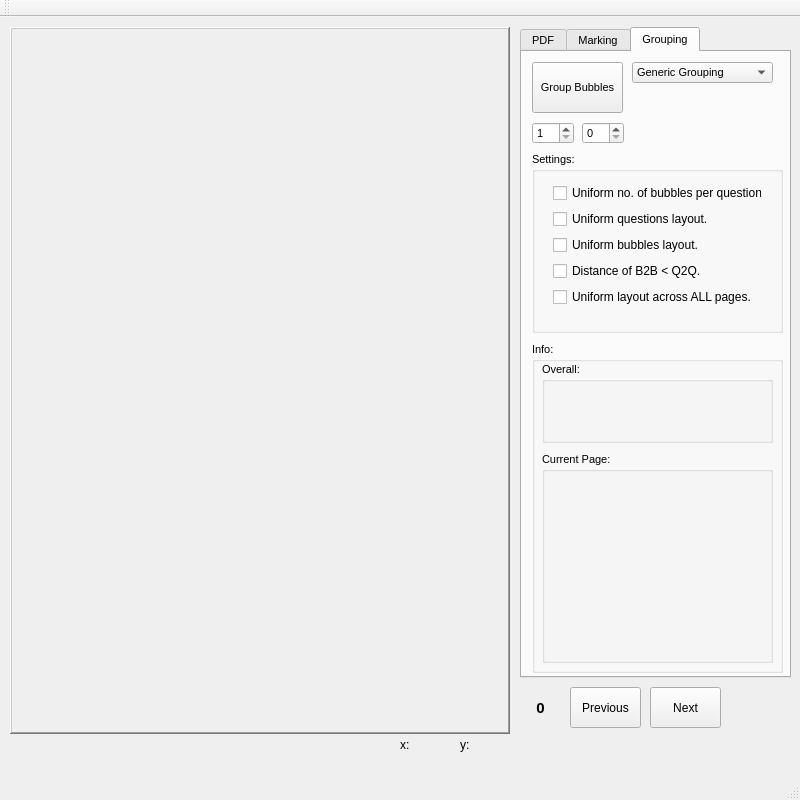
Old version of the form mainwindow.ui in the repository LemuelKL/Bubble-Sheet-OMR-OpenCV-Qt.
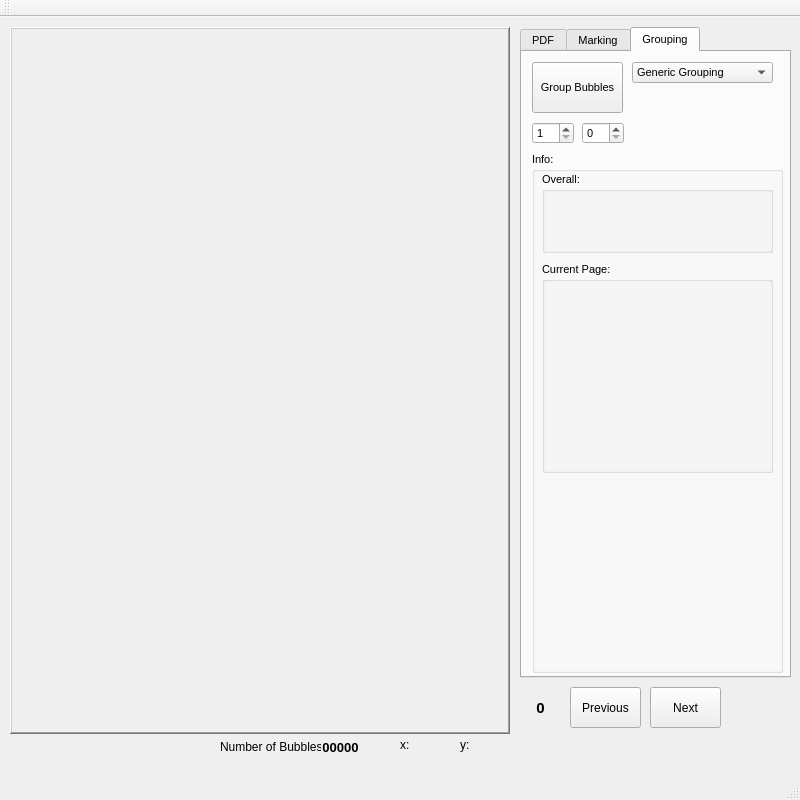
New version of the form. The open tabs and pages were chosen to show the change. Custom widgets are drawn as their Qt base class.

Commit message: Added display for number of bubbles.

The edit to the form file:
```diff
--- a/mainwindow.ui
+++ b/mainwindow.ui
@@ -335,91 +335,6 @@
        <enum>Qt::Horizontal</enum>
       </property>
      </widget>
-     <widget class="QGroupBox" name="groupBox_GroupingBubblesSettings">
-      <property name="geometry">
-       <rect>
-        <x>10</x>
-        <y>100</y>
-        <width>251</width>
-        <height>181</height>
-       </rect>
-      </property>
-      <property name="title">
-       <string>Settings:</string>
-      </property>
-      <widget class="QWidget" name="verticalLayoutWidget">
-       <property name="geometry">
-        <rect>
-         <x>10</x>
-         <y>20</y>
-         <width>231</width>
-         <height>151</height>
-        </rect>
-       </property>
-       <layout class="QVBoxLayout" name="verticalLayout_GroupingBubbles">
-        <item>
-         <widget class="QCheckBox" name="checkBox_GB_1">
-          <property name="font">
-           <font>
-            <pointsize>9</pointsize>
-           </font>
-          </property>
-          <property name="text">
-           <string>Uniform no. of bubbles per question.</string>
-          </property>
-         </widget>
-        </item>
-        <item>
-         <widget class="QCheckBox" name="checkBox_GB_2">
-          <property name="font">
-           <font>
-            <pointsize>9</pointsize>
-           </font>
-          </property>
-          <property name="text">
-           <string>Uniform questions layout.</string>
-          </property>
-         </widget>
-        </item>
-        <item>
-         <widget class="QCheckBox" name="checkBox_GB_3">
-          <property name="font">
-           <font>
-            <pointsize>9</pointsize>
-           </font>
-          </property>
-          <property name="text">
-           <string>Uniform bubbles layout.</string>
-          </property>
-         </widget>
-        </item>
-        <item>
-         <widget class="QCheckBox" name="checkBox_GB_4">
-          <property name="font">
-           <font>
-            <pointsize>9</pointsize>
-           </font>
-          </property>
-          <property name="text">
-           <string>Distance of B2B &lt; Q2Q.</string>
-          </property>
-         </widget>
-        </item>
-        <item>
-         <widget class="QCheckBox" name="checkBox_GB_5">
-          <property name="font">
-           <font>
-            <pointsize>9</pointsize>
-           </font>
-          </property>
-          <property name="text">
-           <string>Uniform layout across ALL pages.</string>
-          </property>
-         </widget>
-        </item>
-       </layout>
-      </widget>
-     </widget>
      <widget class="QPushButton" name="pushButton_GroupBubbles">
       <property name="geometry">
        <rect>
@@ -480,9 +395,9 @@
       <property name="geometry">
        <rect>
         <x>10</x>
-        <y>290</y>
+        <y>100</y>
         <width>251</width>
-        <height>331</height>
+        <height>521</height>
        </rect>
       </property>
       <property name="title">
@@ -517,6 +432,42 @@
      </widget>
     </widget>
    </widget>
+   <widget class="QLabel" name="label_Holder_Overall_nBubbles">
+    <property name="geometry">
+     <rect>
+      <x>320</x>
+      <y>720</y>
+      <width>41</width>
+      <height>20</height>
+     </rect>
+    </property>
+    <property name="font">
+     <font>
+      <pointsize>10</pointsize>
+      <weight>75</weight>
+      <bold>true</bold>
+     </font>
+    </property>
+    <property name="text">
+     <string>00000</string>
+    </property>
+    <property name="alignment">
+     <set>Qt::AlignCenter</set>
+    </property>
+   </widget>
+   <widget class="QLabel" name="label_Overall_nBubbles">
+    <property name="geometry">
+     <rect>
+      <x>220</x>
+      <y>720</y>
+      <width>101</width>
+      <height>20</height>
+     </rect>
+    </property>
+    <property name="text">
+     <string>Number of Bubbles:</string>
+    </property>
+   </widget>
   </widget>
   <widget class="QMenuBar" name="menuBar">
    <property name="geometry">
```
Left out of the diff: 4 changed lines with no effect on the pictures. The commit also changes 12 other files.
